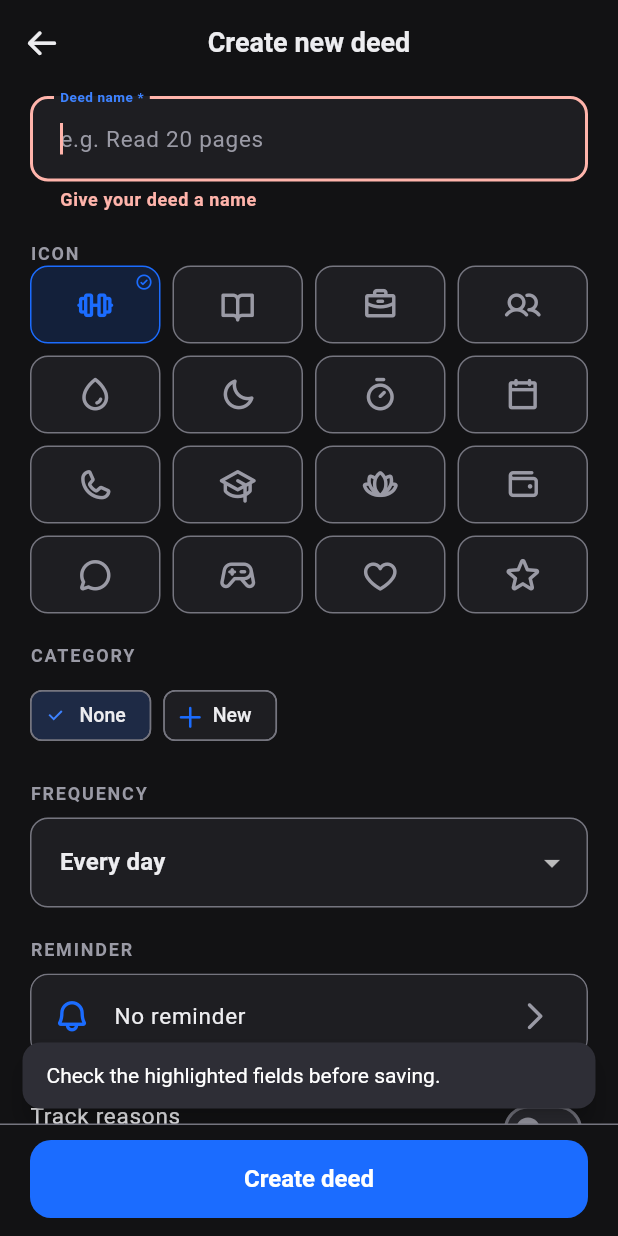
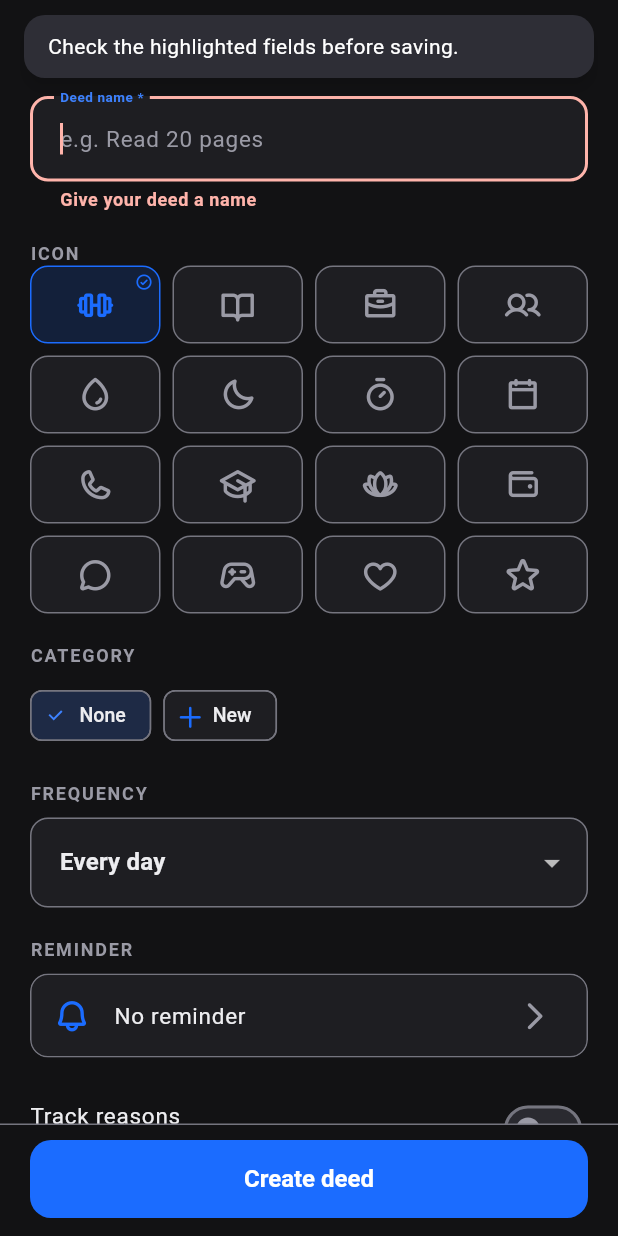
Before and after one commit to HassanCodes-2/PlanIT-tracker, a Flutter app: the CreateDeedScreen screen opened by its route, scrolled down 76 dp, after a tap on "Create deed", on a phone screen of 412 x 824 dp. Run offline on Flutter 3.47's test engine with Material 3 defaults, Android fonts, the phone set to English and light mode, and no system bars; our stand-ins replace drift, drift_flutter, flutter_local_notifications, flutter_riverpod, flutter_timezone, go_router and 5 more; accounts and stored records are empty; generated files the repository leaves out were written again.

Commit message:
v1.7.1: replace stuck snackbars with timer-driven top toast that auto-dismisses, never blocks FABs, tap-to-close, undo actions preserved, note delete undo added

```diff
--- /dev/null
+++ b/lib/core/widgets/app_toast.dart
@@ -0,0 +1,215 @@
+import 'dart:async';
+
+import 'package:material_ui/material_ui.dart';
+
+import '../theme/app_theme.dart';
+import '../utils/icons.dart';
+
+/// A lightweight, auto-dismissing notification shown at the top of the screen.
+///
+/// Unlike [SnackBar], dismissal is driven by a plain [Timer], so it always
+/// goes away even when system animations are disabled, and it never stacks up
+/// or blocks buttons at the bottom of the screen. Tapping the toast dismisses
+/// it immediately.
+abstract final class AppToast {
+  static OverlayEntry? _entry;
+  static _ToastCardState? _current;
+  static Timer? _timer;
+
+  static void show(
+    BuildContext context,
+    String message, {
+    String? actionLabel,
+    VoidCallback? onAction,
+    Duration duration = const Duration(milliseconds: 2400),
+  }) {
+    dismiss();
+    final OverlayState? overlay;
+    try {
+      overlay = Overlay.of(context, rootOverlay: true);
+    } catch (_) {
+      return;
+    }
+    final entry = OverlayEntry(
+      builder: (context) => _ToastCard(
+        message: message,
+        actionLabel: actionLabel,
+        onAction: onAction,
+        onDismissed: _clearRefs,
+        onRegistered: (state) => _current = state,
+      ),
+    );
+    _entry = entry;
+    overlay.insert(entry);
+    _timer = Timer(duration, dismiss);
+  }
+
+  /// Removes the visible toast, if any. Safe to call any time.
+  static void dismiss() {
+    _timer?.cancel();
+    _timer = null;
+    _current?.beginExit();
+  }
+
+  static void _clearRefs() {
+    _entry?.remove();
+    _entry = null;
+    _current = null;
+  }
+}
+
+class _ToastCard extends StatefulWidget {
+  const _ToastCard({
+    required this.message,
+    required this.onDismissed,
+    required this.onRegistered,
+    this.actionLabel,
+    this.onAction,
+  });
+
+  final String message;
+  final String? actionLabel;
+  final VoidCallback? onAction;
+  final VoidCallback onDismissed;
+  final ValueChanged<_ToastCardState> onRegistered;
+
+  @override
+  State<_ToastCard> createState() => _ToastCardState();
+}
+
+class _ToastCardState extends State<_ToastCard>
+    with SingleTickerProviderStateMixin {
+  late final AnimationController _controller;
+  bool _exiting = false;
+
+  @override
+  void initState() {
+    super.initState();
+    final quick = MediaQuery.disableAnimationsOf(context);
+    _controller = AnimationController(
+      vsync: this,
+      duration: quick ? const Duration(milliseconds: 1) : const Duration(milliseconds: 220),
+      reverseDuration: quick
+          ? const Duration(milliseconds: 1)
+          : const Duration(milliseconds: 180),
+    );
+    widget.onRegistered(this);
+    _controller.forward();
+  }
+
+  void beginExit() {
+    if (_exiting) return;
+    _exiting = true;
+    _controller.reverse().whenComplete(widget.onDismissed);
+  }
+
+  @override
+  void dispose() {
+    _controller.dispose();
+    super.dispose();
+  }
+
+  @override
+  Widget build(BuildContext context) {
+    final theme = Theme.of(context);
+    final padding = MediaQuery.paddingOf(context);
+    final background = theme.brightness == Brightness.dark
+        ? const Color(0xFF2E2E36)
+        : const Color(0xFF202024);
+    final actionColor = AppTheme.ensureVisible(
+      theme.colorScheme.secondary,
+      background,
+      Brightness.dark,
+      ratio: 4.5,
+    );
+
+    return Positioned(
+      top: padding.top + 10,
+      left: 16,
+      right: 16,
+      child: SafeArea(
+        child: Align(
+          alignment: Alignment.topCenter,
+          child: FadeTransition(
+            opacity: CurvedAnimation(
+              parent: _controller,
+              curve: Curves.easeOutCubic,
+            ),
+            child: SlideTransition(
+              position: Tween<Offset>(
+                begin: const Offset(0, -0.4),
+                end: Offset.zero,
+              ).animate(CurvedAnimation(
+                parent: _controller,
+                curve: Curves.easeOutCubic,
+              )),
+              child: ConstrainedBox(
+                constraints: const BoxConstraints(maxWidth: 560),
+                child: Material(
+                  color: background,
+                  elevation: 4,
+                  shadowColor: Colors.black54,
+                  borderRadius: BorderRadius.circular(14),
+                  clipBehavior: Clip.antiAlias,
+                  child: InkWell(
+                    onTap: beginExit,
+                    child: Padding(
+                      padding: const EdgeInsets.symmetric(
+                          horizontal: 16, vertical: 12),
+                      child: Row(
+                        children: [
+                          Expanded(
+                            child: Text(
+                              widget.message,
+                              style: theme.textTheme.bodyMedium?.copyWith(
+                                color: Colors.white,
+                                height: 1.3,
+                              ),
+                            ),
+                          ),
+                          if (widget.actionLabel != null) ...[
+                            const SizedBox(width: 8),
+                            InkWell(
+                              borderRadius: BorderRadius.circular(8),
+                              onTap: () {
+                                widget.onAction?.call();
+                                beginExit();
+                              },
+                              child: Padding(
+                                padding: const EdgeInsets.symmetric(
+                                    horizontal: 8, vertical: 6),
+                                child: Row(
+                                  mainAxisSize: MainAxisSize.min,
+                                  children: [
+                                    Icon(
+                                      AppIcons.check,
+                                      size: 13,
+                                      color: actionColor,
+                                    ),
+                                    const SizedBox(width: 4),
+                                    Text(
+                                      widget.actionLabel!,
+                                      style: theme.textTheme.labelLarge
+                                          ?.copyWith(
+                                        color: actionColor,
+                                        fontWeight: FontWeight.w700,
+                                      ),
+                                    ),
+                                  ],
+                                ),
+                              ),
+                            ),
+                          ],
+                        ],
+                      ),
+                    ),
+                  ),
+                ),
+              ),
+            ),
+          ),
+        ),
+      ),
+    );
+  }
+}
--- a/lib/features/deeds/create_deed_screen.dart
+++ b/lib/features/deeds/create_deed_screen.dart
@@ -9,6 +9,7 @@ import '../../core/notifications/notification_service.dart';
 import '../../core/prefs/prefs_providers.dart';
 import '../../core/theme/app_theme.dart';
 import '../../core/utils/icons.dart';
+import '../../core/widgets/app_toast.dart';
 import '../../data/db/app_database.dart' as db;
 import '../../data/providers.dart';
 import '../../domain/deed_schedule.dart';
@@ -145,10 +146,10 @@ class _CreateDeedScreenState extends ConsumerState<CreateDeedScreen> {
 
   Future<void> _save() async {
     if (!_formKey.currentState!.validate()) {
-      ScaffoldMessenger.of(context).showSnackBar(
-        const SnackBar(
-          content: Text('Check the highlighted fields before saving.'),
-        ),
+      AppToast.show(
+        context,
+        'Check the highlighted fields before saving.',
+        duration: const Duration(milliseconds: 3000),
       );
       if (_scrollController.hasClients) {
         _scrollController.animateTo(
@@ -161,10 +162,10 @@ class _CreateDeedScreenState extends ConsumerState<CreateDeedScreen> {
     }
     if (_frequency == FrequencyType.weekdays && _weekdays.isEmpty) {
       setState(() => _weekdayError = true);
-      ScaffoldMessenger.of(context).showSnackBar(
-        const SnackBar(
-          content: Text('Pick at least one weekday for this deed.'),
-        ),
+      AppToast.show(
+        context,
+        'Pick at least one weekday for this deed.',
+        duration: const Duration(milliseconds: 3000),
       );
       return;
     }
@@ -173,7 +174,6 @@ class _CreateDeedScreenState extends ConsumerState<CreateDeedScreen> {
       _weekdayError = false;
     });
 
-    final messenger = ScaffoldMessenger.of(context);
     final frequencyValue = _frequency.dbValue;
     final weekdaysValue = _frequency == FrequencyType.weekdays
         ? encodeWeekdays(_weekdays)
@@ -205,11 +205,8 @@ class _CreateDeedScreenState extends ConsumerState<CreateDeedScreen> {
     } catch (_) {
       if (mounted) {
         setState(() => _saving = false);
-        ScaffoldMessenger.of(context).showSnackBar(
-          const SnackBar(
-            content: Text('Could not save the deed. Try again.'),
-          ),
-        );
+        AppToast.show(context, 'Could not save the deed. Try again.',
+            duration: const Duration(milliseconds: 3000));
       }
       return;
     }
@@ -219,13 +216,11 @@ class _CreateDeedScreenState extends ConsumerState<CreateDeedScreen> {
     final notifications = ref.read(notificationServiceProvider);
     if (reminderValue != null) {
       final allowed = await notifications.ensurePermission();
-      if (allowed == false) {
-        messenger.showSnackBar(
-          const SnackBar(
-            content: Text(
-              'Reminder saved, but notifications are off in Android settings.',
-            ),
-          ),
+      if (allowed == false && mounted) {
+        AppToast.show(
+          context,
+          'Reminder saved, but notifications are off in Android settings.',
+          duration: const Duration(milliseconds: 3600),
         );
       }
     }
--- a/pubspec.yaml
+++ b/pubspec.yaml
@@ -16,7 +16,7 @@ publish_to: 'none' # Remove this line if you wish to publish to pub.dev
 # https://developer.apple.com/library/archive/documentation/General/Reference/InfoPlistKeyReference/Articles/CoreFoundationKeys.html
 # In Windows, build-name is used as the major, minor, and patch parts
 # of the product and file versions while build-number is used as the build suffix.
-version: 1.7.0+9
+version: 1.7.1+10
 
 environment:
   sdk: ^3.14.0
```
Also changed, not shown: lib/features/deeds/archived_deeds_screen.dart (+10 -11 lines), lib/features/deeds/deed_detail_screen.dart (+15 -23 lines), lib/features/focus/focus_screen.dart (+14 -19 lines), lib/features/notes/note_editor_screen.dart (+29 -14 lines), lib/features/onboarding/onboarding_screen.dart (+5 -8 lines), lib/features/settings/categories_screen.dart (+7 -14 lines), lib/features/settings/settings_screen.dart (+16 -21 lines), lib/features/today/today_screen.dart (+20 -31 lines).
